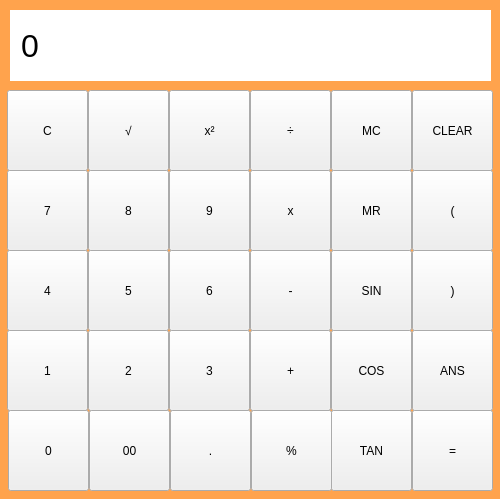
Old version of the form calculator.ui in the repository tonyeko/Calculator.
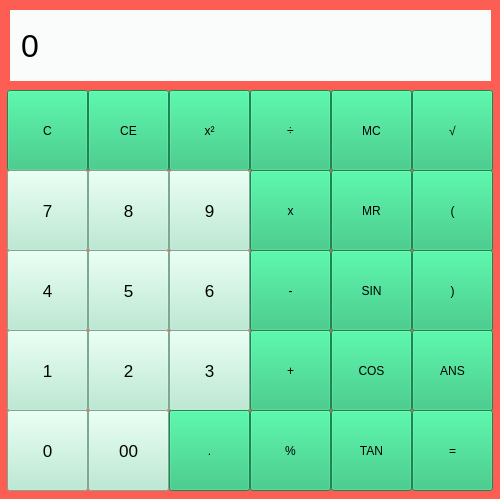
New version of the form. Icons and pictures are not drawn.

Diff of the .ui file:
```diff
--- a/calculator.ui
+++ b/calculator.ui
@@ -22,7 +22,7 @@
   </property>
   <property name="styleSheet">
    <string notr="true">QMainWindow {
-	background-color: #ffa34d;
+	background-color: #fd5e53;
 }</string>
   </property>
   <widget class="QWidget" name="centralwidget">
@@ -44,14 +44,14 @@
      <string notr="true">QLabel {
 	qproperty-alignment: 'AlignVCenter | AlignRight';
 	border: 3px solid transparent;
-	background-color: white;
+	background-color: #f9fcfb;
 }</string>
     </property>
     <property name="text">
      <string>0</string>
     </property>
    </widget>
-   <widget class="QPushButton" name="pushButton">
+   <widget class="QPushButton" name="clearButton">
     <property name="geometry">
      <rect>
       <x>7</x>
@@ -60,11 +60,21 @@
       <height>81</height>
      </rect>
     </property>
+    <property name="font">
+     <font>
+      <pointsize>9</pointsize>
+     </font>
+    </property>
+    <property name="styleSheet">
+     <string notr="true">QPushButton {
+	background-color: #21bf73;
+}</string>
+    </property>
     <property name="text">
      <string>C</string>
     </property>
    </widget>
-   <widget class="QPushButton" name="pushButton_2">
+   <widget class="QPushButton" name="clearExpressionButton">
     <property name="geometry">
      <rect>
       <x>88</x>
@@ -73,11 +83,21 @@
       <height>81</height>
      </rect>
     </property>
+    <property name="font">
+     <font>
+      <pointsize>9</pointsize>
+     </font>
+    </property>
+    <property name="styleSheet">
+     <string notr="true">QPushButton {
+	background-color: #21bf73;
+}</string>
+    </property>
     <property name="text">
-     <string>√</string>
+     <string>CE</string>
     </property>
    </widget>
-   <widget class="QPushButton" name="pushButton_3">
+   <widget class="QPushButton" name="squareButton">
     <property name="geometry">
      <rect>
       <x>169</x>
@@ -86,11 +106,21 @@
       <height>81</height>
      </rect>
     </property>
+    <property name="font">
+     <font>
+      <pointsize>9</pointsize>
+     </font>
+    </property>
+    <property name="styleSheet">
+     <string notr="true">QPushButton {
+	background-color: #21bf73;
+}</string>
+    </property>
     <property name="text">
      <string>x²</string>
     </property>
    </widget>
-   <widget class="QPushButton" name="pushButton_4">
+   <widget class="QPushButton" name="divideButton">
     <property name="geometry">
      <rect>
       <x>250</x>
@@ -99,11 +129,21 @@
       <height>81</height>
      </rect>
     </property>
+    <property name="font">
+     <font>
+      <pointsize>9</pointsize>
+     </font>
+    </property>
+    <property name="styleSheet">
+     <string notr="true">QPushButton {
+	background-color: #21bf73;
+}</string>
+    </property>
     <property name="text">
      <string>÷</string>
     </property>
    </widget>
-   <widget class="QPushButton" name="pushButton_5">
+   <widget class="QPushButton" name="pushButton_9">
     <property name="geometry">
      <rect>
       <x>169</x>
@@ -112,50 +152,99 @@
       <height>81</height>
      </rect>
     </property>
+    <property name="font">
+     <font>
+      <pointsize>13</pointsize>
+      <weight>50</weight>
+      <bold>false</bold>
+     </font>
+    </property>
+    <property name="focusPolicy">
+     <enum>Qt::StrongFocus</enum>
+    </property>
+    <property name="styleSheet">
+     <string notr="true">background-color: #b0eacd;</string>
+    </property>
     <property name="text">
      <string>9</string>
     </property>
    </widget>
-   <widget class="QPushButton" name="pushButton_6">
-    <property name="geometry">
-     <rect>
-      <x>7</x>
-      <y>170</y>
-      <width>81</width>
-      <height>81</height>
-     </rect>
-    </property>
-    <property name="text">
-     <string>7</string>
-    </property>
-   </widget>
    <widget class="QPushButton" name="pushButton_7">
     <property name="geometry">
      <rect>
-      <x>88</x>
+      <x>7</x>
       <y>170</y>
       <width>81</width>
       <height>81</height>
      </rect>
     </property>
+    <property name="font">
+     <font>
+      <pointsize>13</pointsize>
+      <weight>50</weight>
+      <bold>false</bold>
+     </font>
+    </property>
+    <property name="focusPolicy">
+     <enum>Qt::StrongFocus</enum>
+    </property>
+    <property name="styleSheet">
+     <string notr="true">background-color: #b0eacd;</string>
+    </property>
     <property name="text">
-     <string>8</string>
+     <string>7</string>
     </property>
    </widget>
    <widget class="QPushButton" name="pushButton_8">
     <property name="geometry">
      <rect>
+      <x>88</x>
+      <y>170</y>
+      <width>81</width>
+      <height>81</height>
+     </rect>
+    </property>
+    <property name="font">
+     <font>
+      <pointsize>13</pointsize>
+      <weight>50</weight>
+      <bold>false</bold>
+     </font>
+    </property>
+    <property name="focusPolicy">
+     <enum>Qt::StrongFocus</enum>
+    </property>
+    <property name="styleSheet">
+     <string notr="true">background-color: #b0eacd;</string>
+    </property>
+    <property name="text">
+     <string>8</string>
+    </property>
+   </widget>
+   <widget class="QPushButton" name="multiplicationButton">
+    <property name="geometry">
+     <rect>
       <x>250</x>
       <y>170</y>
       <width>81</width>
       <height>81</height>
      </rect>
     </property>
+    <property name="font">
+     <font>
+      <pointsize>9</pointsize>
+     </font>
+    </property>
+    <property name="styleSheet">
+     <string notr="true">QPushButton {
+	background-color: #21bf73;
+}</string>
+    </property>
     <property name="text">
      <string>x</string>
     </property>
    </widget>
-   <widget class="QPushButton" name="pushButton_9">
+   <widget class="QPushButton" name="pushButton_6">
     <property name="geometry">
      <rect>
       <x>169</x>
@@ -164,11 +253,24 @@
       <height>81</height>
      </rect>
     </property>
+    <property name="font">
+     <font>
+      <pointsize>13</pointsize>
+      <weight>50</weight>
+      <bold>false</bold>
+     </font>
+    </property>
+    <property name="focusPolicy">
+     <enum>Qt::StrongFocus</enum>
+    </property>
+    <property name="styleSheet">
+     <string notr="true">background-color: #b0eacd;</string>
+    </property>
     <property name="text">
      <string>6</string>
     </property>
    </widget>
-   <widget class="QPushButton" name="pushButton_10">
+   <widget class="QPushButton" name="pushButton_4">
     <property name="geometry">
      <rect>
       <x>7</x>
@@ -177,11 +279,24 @@
       <height>81</height>
      </rect>
     </property>
+    <property name="font">
+     <font>
+      <pointsize>13</pointsize>
+      <weight>50</weight>
+      <bold>false</bold>
+     </font>
+    </property>
+    <property name="focusPolicy">
+     <enum>Qt::StrongFocus</enum>
+    </property>
+    <property name="styleSheet">
+     <string notr="true">background-color: #b0eacd;</string>
+    </property>
     <property name="text">
      <string>4</string>
     </property>
    </widget>
-   <widget class="QPushButton" name="pushButton_11">
+   <widget class="QPushButton" name="pushButton_5">
     <property name="geometry">
      <rect>
       <x>88</x>
@@ -190,11 +305,24 @@
       <height>81</height>
      </rect>
     </property>
+    <property name="font">
+     <font>
+      <pointsize>13</pointsize>
+      <weight>50</weight>
+      <bold>false</bold>
+     </font>
+    </property>
+    <property name="focusPolicy">
+     <enum>Qt::StrongFocus</enum>
+    </property>
+    <property name="styleSheet">
+     <string notr="true">background-color: #b0eacd;</string>
+    </property>
     <property name="text">
      <string>5</string>
     </property>
    </widget>
-   <widget class="QPushButton" name="pushButton_12">
+   <widget class="QPushButton" name="pushButton_1">
     <property name="geometry">
      <rect>
       <x>7</x>
@@ -203,11 +331,24 @@
       <height>81</height>
      </rect>
     </property>
+    <property name="font">
+     <font>
+      <pointsize>13</pointsize>
+      <weight>50</weight>
+      <bold>false</bold>
+     </font>
+    </property>
+    <property name="focusPolicy">
+     <enum>Qt::StrongFocus</enum>
+    </property>
+    <property name="styleSheet">
+     <string notr="true">background-color: #b0eacd;</string>
+    </property>
     <property name="text">
      <string>1</string>
     </property>
    </widget>
-   <widget class="QPushButton" name="pushButton_13">
+   <widget class="QPushButton" name="pushButton_2">
     <property name="geometry">
      <rect>
       <x>88</x>
@@ -216,11 +357,24 @@
       <height>81</height>
      </rect>
     </property>
+    <property name="font">
+     <font>
+      <pointsize>13</pointsize>
+      <weight>50</weight>
+      <bold>false</bold>
+     </font>
+    </property>
+    <property name="focusPolicy">
+     <enum>Qt::StrongFocus</enum>
+    </property>
+    <property name="styleSheet">
+     <string notr="true">background-color: #b0eacd;</string>
+    </property>
     <property name="text">
      <string>2</string>
     </property>
    </widget>
-   <widget class="QPushButton" name="pushButton_14">
+   <widget class="QPushButton" name="pushButton_3">
     <property name="geometry">
      <rect>
       <x>169</x>
@@ -229,11 +383,24 @@
       <height>81</height>
      </rect>
     </property>
+    <property name="font">
+     <font>
+      <pointsize>13</pointsize>
+      <weight>50</weight>
+      <bold>false</bold>
+     </font>
+    </property>
+    <property name="focusPolicy">
+     <enum>Qt::StrongFocus</enum>
+    </property>
+    <property name="styleSheet">
+     <string notr="true">background-color: #b0eacd;</string>
+    </property>
     <property name="text">
      <string>3</string>
     </property>
    </widget>
-   <widget class="QPushButton" name="pushButton_15">
+   <widget class="QPushButton" name="substractButton">
     <property name="geometry">
      <rect>
       <x>250</x>
@@ -242,11 +409,21 @@
       <height>81</height>
      </rect>
     </property>
+    <property name="font">
+     <font>
+      <pointsize>9</pointsize>
+     </font>
+    </property>
+    <property name="styleSheet">
+     <string notr="true">QPushButton {
+	background-color: #21bf73;
+}</string>
+    </property>
     <property name="text">
      <string>-</string>
     </property>
    </widget>
-   <widget class="QPushButton" name="pushButton_16">
+   <widget class="QPushButton" name="addButton">
     <property name="geometry">
      <rect>
       <x>250</x>
@@ -255,63 +432,119 @@
       <height>81</height>
      </rect>
     </property>
+    <property name="font">
+     <font>
+      <pointsize>9</pointsize>
+     </font>
+    </property>
+    <property name="styleSheet">
+     <string notr="true">QPushButton {
+	background-color: #21bf73;
+}</string>
+    </property>
     <property name="text">
      <string>+</string>
     </property>
    </widget>
-   <widget class="QPushButton" name="pushButton_17">
+   <widget class="QPushButton" name="pushButton_00">
     <property name="geometry">
      <rect>
-      <x>89</x>
+      <x>88</x>
       <y>410</y>
       <width>81</width>
       <height>81</height>
      </rect>
     </property>
+    <property name="font">
+     <font>
+      <pointsize>13</pointsize>
+      <weight>50</weight>
+      <bold>false</bold>
+     </font>
+    </property>
+    <property name="focusPolicy">
+     <enum>Qt::StrongFocus</enum>
+    </property>
+    <property name="styleSheet">
+     <string notr="true">background-color: #b0eacd;</string>
+    </property>
     <property name="text">
      <string>00</string>
     </property>
    </widget>
-   <widget class="QPushButton" name="pushButton_18">
+   <widget class="QPushButton" name="pushButton_0">
     <property name="geometry">
      <rect>
-      <x>8</x>
+      <x>7</x>
       <y>410</y>
       <width>81</width>
       <height>81</height>
      </rect>
     </property>
+    <property name="font">
+     <font>
+      <pointsize>13</pointsize>
+      <weight>50</weight>
+      <bold>false</bold>
+     </font>
+    </property>
+    <property name="focusPolicy">
+     <enum>Qt::StrongFocus</enum>
+    </property>
+    <property name="styleSheet">
+     <string notr="true">background-color: #b0eacd;</string>
+    </property>
     <property name="text">
      <string>0</string>
     </property>
    </widget>
-   <widget class="QPushButton" name="pushButton_19">
+   <widget class="QPushButton" name="percentButton">
     <property name="geometry">
      <rect>
-      <x>251</x>
+      <x>250</x>
       <y>410</y>
       <width>81</width>
       <height>81</height>
      </rect>
     </property>
+    <property name="font">
+     <font>
+      <pointsize>9</pointsize>
+     </font>
+    </property>
+    <property name="styleSheet">
+     <string notr="true">QPushButton {
+	background-color: #21bf73;
+}</string>
+    </property>
     <property name="text">
      <string>%</string>
     </property>
    </widget>
-   <widget class="QPushButton" name="pushButton_20">
+   <widget class="QPushButton" name="decimalButton">
     <property name="geometry">
      <rect>
-      <x>170</x>
+      <x>169</x>
       <y>410</y>
       <width>81</width>
       <height>81</height>
      </rect>
     </property>
+    <property name="font">
+     <font>
+      <pointsize>9</pointsize>
+     </font>
+    </property>
+    <property name="styleSheet">
+     <string notr="true">QPushButton {
+	background-color: #21bf73;
+}</string>
+    </property>
     <property name="text">
      <string>.</string>
     </property>
    </widget>
-   <widget class="QPushButton" name="pushButton_21">
+   <widget class="QPushButton" name="mcButton">
     <property name="geometry">
      <rect>
       <x>331</x>
@@ -320,11 +553,21 @@
       <height>81</height>
      </rect>
     </property>
+    <property name="font">
+     <font>
+      <pointsize>9</pointsize>
+     </font>
+    </property>
+    <property name="styleSheet">
+     <string notr="true">QPushButton {
+	background-color: #21bf73;
+}</string>
+    </property>
     <property name="text">
      <string>MC</string>
     </property>
    </widget>
-   <widget class="QPushButton" name="pushButton_22">
+   <widget class="QPushButton" name="mrButton">
     <property name="geometry">
      <rect>
       <x>331</x>
@@ -333,11 +576,21 @@
       <height>81</height>
      </rect>
     </property>
+    <property name="font">
+     <font>
+      <pointsize>9</pointsize>
+     </font>
+    </property>
+    <property name="styleSheet">
+     <string notr="true">QPushButton {
+	background-color: #21bf73;
+}</string>
+    </property>
     <property name="text">
      <string>MR</string>
     </property>
    </widget>
-   <widget class="QPushButton" name="pushButton_23">
+   <widget class="QPushButton" name="sinButton">
     <property name="geometry">
      <rect>
       <x>331</x>
@@ -346,11 +599,21 @@
       <height>81</height>
      </rect>
     </property>
+    <property name="font">
+     <font>
+      <pointsize>9</pointsize>
+     </font>
+    </property>
+    <property name="styleSheet">
+     <string notr="true">QPushButton {
+	background-color: #21bf73;
+}</string>
+    </property>
     <property name="text">
      <string>SIN</string>
     </property>
    </widget>
-   <widget class="QPushButton" name="pushButton_24">
+   <widget class="QPushButton" name="cosButton">
     <property name="geometry">
      <rect>
       <x>331</x>
@@ -359,11 +622,21 @@
       <height>81</height>
      </rect>
     </property>
+    <property name="font">
+     <font>
+      <pointsize>9</pointsize>
+     </font>
+    </property>
+    <property name="styleSheet">
+     <string notr="true">QPushButton {
+	background-color: #21bf73;
+}</string>
+    </property>
     <property name="text">
      <string>COS</string>
     </property>
    </widget>
-   <widget class="QPushButton" name="pushButton_25">
+   <widget class="QPushButton" name="tanButton">
     <property name="geometry">
      <rect>
       <x>331</x>
@@ -372,11 +645,24 @@
       <height>81</height>
      </rect>
     </property>
+    <property name="font">
+     <font>
+      <pointsize>9</pointsize>
+     </font>
+    </property>
+    <property name="focusPolicy">
+     <enum>Qt::TabFocus</enum>
+    </property>
+    <property name="styleSheet">
+     <string notr="true">QPushButton {
+	background-color: #21bf73;
+}</string>
+    </property>
     <property name="text">
      <string>TAN</string>
     </property>
    </widget>
-   <widget class="QPushButton" name="pushButton_26">
+   <widget class="QPushButton" name="rootSquareButton">
     <property name="geometry">
      <rect>
       <x>412</x>
@@ -385,11 +671,21 @@
       <height>81</height>
      </rect>
     </property>
+    <property name="font">
+     <font>
+      <pointsize>9</pointsize>
+     </font>
+    </property>
+    <property name="styleSheet">
+     <string notr="true">QPushButton {
+	background-color: #21bf73;
+}</string>
+    </property>
     <property name="text">
-     <string>CLEAR</string>
+     <string>√</string>
     </property>
    </widget>
-   <widget class="QPushButton" name="pushButton_27">
+   <widget class="QPushButton" name="opParenthesisButton">
     <property name="geometry">
      <rect>
       <x>412</x>
@@ -398,11 +694,21 @@
       <height>81</height>
      </rect>
     </property>
+    <property name="font">
+     <font>
+      <pointsize>9</pointsize>
+     </font>
+    </property>
+    <property name="styleSheet">
+     <string notr="true">QPushButton {
+	background-color: #21bf73;
+}</string>
+    </property>
     <property name="text">
      <string>(</string>
     </property>
    </widget>
-   <widget class="QPushButton" name="pushButton_28">
+   <widget class="QPushButton" name="ansButton">
     <property name="geometry">
      <rect>
       <x>412</x>
@@ -411,11 +717,21 @@
       <height>81</height>
      </rect>
     </property>
+    <property name="font">
+     <font>
+      <pointsize>9</pointsize>
+     </font>
+    </property>
+    <property name="styleSheet">
+     <string notr="true">QPushButton {
+	background-color: #21bf73;
+}</string>
+    </property>
     <property name="text">
      <string>ANS</string>
     </property>
    </widget>
-   <widget class="QPushButton" name="pushButton_29">
+   <widget class="QPushButton" name="clParenthesisButton">
     <property name="geometry">
      <rect>
       <x>412</x>
@@ -424,11 +740,21 @@
       <height>81</height>
      </rect>
     </property>
+    <property name="font">
+     <font>
+      <pointsize>9</pointsize>
+     </font>
+    </property>
+    <property name="styleSheet">
+     <string notr="true">QPushButton {
+	background-color: #21bf73;
+}</string>
+    </property>
     <property name="text">
      <string>)</string>
     </property>
    </widget>
-   <widget class="QPushButton" name="pushButton_30">
+   <widget class="QPushButton" name="equalsButton">
     <property name="geometry">
      <rect>
       <x>412</x>
@@ -437,6 +763,16 @@
       <height>81</height>
      </rect>
     </property>
+    <property name="font">
+     <font>
+      <pointsize>9</pointsize>
+     </font>
+    </property>
+    <property name="styleSheet">
+     <string notr="true">QPushButton {
+	background-color: #21bf73;
+}</string>
+    </property>
     <property name="text">
      <string>=</string>
     </property>
```
